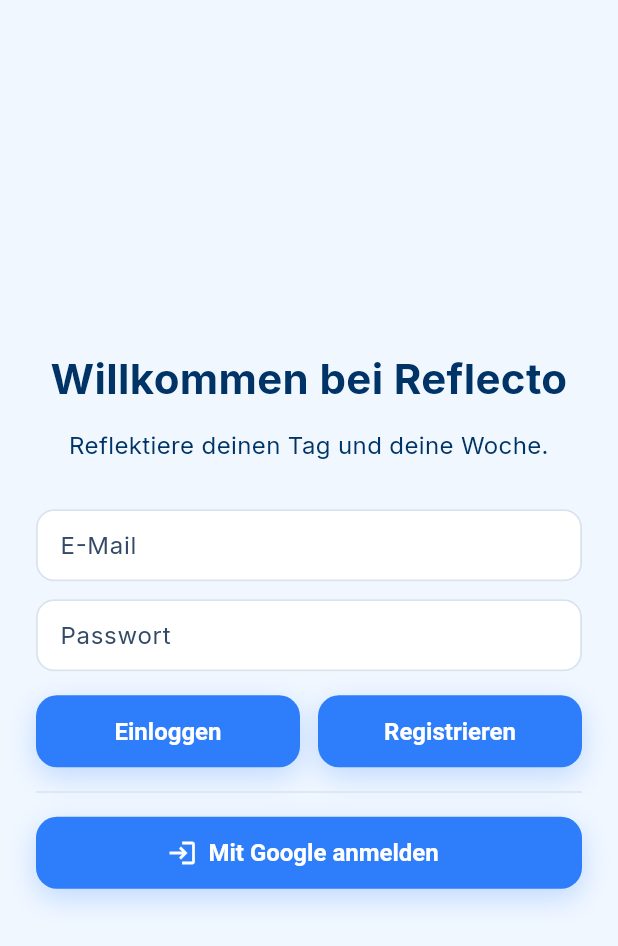
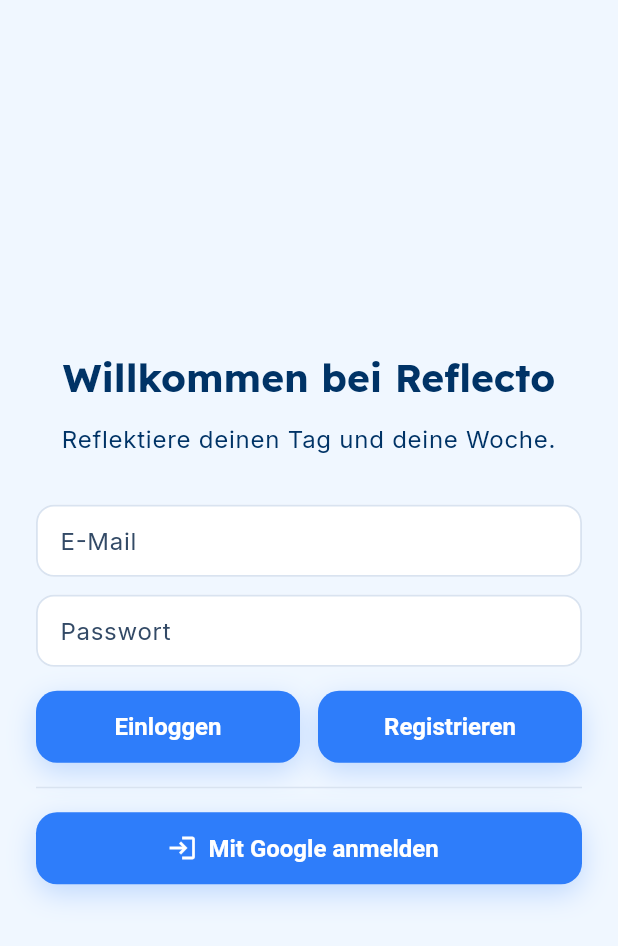
Before and after one commit to AlexBuchnerTeacher/reflecto, a Flutter app: the screen it shows after launch, on a phone screen of 412 x 824 dp. Shown: the top 946 px of the screen. Run offline on Flutter 3.47's test engine with Material 3 defaults, Android fonts, the phone set to English and light mode, and no system bars; our stand-ins replace cloud_firestore, firebase_auth, firebase_core, flutter_riverpod, google_fonts, package_info_plus and 1 more; accounts and stored records are empty; statements that could not run were skipped.

Commit message:
feat: UI-Tokens flächendeckend (#53 followup)
Alle verbleibenden Screens/Widgets auf ReflectoSpacing und Theme-TextStyles umgestellt:

Screens:
- AuthScreen: Spacing (12/16/24) + headlineMedium/bodyLarge
- HomeScreen: Status-Chip mit labelSmall

Week-Widgets:
- week_stats_card: s8 statt 6/8
- week_navigation_bar: s12 für Abstände
- week_export_card: s8/s12

Day-Widgets:
- emoji_bar: titleSmall + s8
- labeled_field: titleSmall + s8
- day_streak_widget: titleMedium
- day_shell: s8/s24
- evening_section: s8

Validierung:
- flutter analyze: OK
- Konsistente Tokens (4/8/12/16/24) und Theme-Styles über gesamte App

Kommentare: Deutsche Bezeichnungen durchgängig beibehalten.

```diff
--- a/lib/features/day/sections/evening_section.dart
+++ b/lib/features/day/sections/evening_section.dart
@@ -3,6 +3,7 @@ import 'package:flutter/material.dart';
 import '../widgets/emoji_bar.dart';
 import '../widgets/labeled_field.dart';
 import '../../../widgets/reflecto_card.dart';
+import '../../../theme/tokens.dart';
 
 class EveningSection extends StatelessWidget {
   final bool expanded;
@@ -105,7 +106,7 @@ class EveningSection extends StatelessWidget {
                   ),
                 ),
               ),
-              const SizedBox(width: 8),
+              const SizedBox(width: ReflectoSpacing.s8),
               Flexible(
                 child: FittedBox(
                   fit: BoxFit.scaleDown,
--- a/lib/features/day/widgets/day_streak_widget.dart
+++ b/lib/features/day/widgets/day_streak_widget.dart
@@ -25,7 +25,7 @@ class DayStreakWidget extends StatelessWidget {
       child: Center(
         child: Text(
           '🔥 Streak: $current Tage in Folge$suffix',
-          style: const TextStyle(fontWeight: FontWeight.w700),
+          style: Theme.of(context).textTheme.titleMedium,
         ),
       ),
     );
--- a/lib/features/day/widgets/emoji_bar.dart
+++ b/lib/features/day/widgets/emoji_bar.dart
@@ -1,4 +1,5 @@
 import 'package:flutter/material.dart';
+import '../../../theme/tokens.dart';
 
 class EmojiBar extends StatelessWidget {
   final String label;
@@ -24,8 +25,8 @@ class EmojiBar extends StatelessWidget {
     return Column(
       crossAxisAlignment: CrossAxisAlignment.start,
       children: [
-        Text(label, style: const TextStyle(fontWeight: FontWeight.w600)),
-        const SizedBox(height: 8),
+        Text(label, style: Theme.of(context).textTheme.titleSmall),
+        const SizedBox(height: ReflectoSpacing.s8),
         Wrap(
           spacing: 12,
           runSpacing: 8,
--- a/lib/features/day/widgets/labeled_field.dart
+++ b/lib/features/day/widgets/labeled_field.dart
@@ -1,4 +1,5 @@
 import 'package:flutter/material.dart';
+import '../../../theme/tokens.dart';
 
 class LabeledField extends StatelessWidget {
   final String label;
@@ -23,8 +24,8 @@ class LabeledField extends StatelessWidget {
     return Column(
       crossAxisAlignment: CrossAxisAlignment.start,
       children: [
-        Text(label, style: const TextStyle(fontWeight: FontWeight.w600)),
-        const SizedBox(height: 6),
+        Text(label, style: Theme.of(context).textTheme.titleSmall),
+        const SizedBox(height: ReflectoSpacing.s8),
         TextField(
           controller: controller,
           focusNode: focusNode,
--- a/lib/features/week/widgets/week_export_card.dart
+++ b/lib/features/week/widgets/week_export_card.dart
@@ -5,6 +5,7 @@ import 'package:flutter/services.dart';
 import '../../../widgets/reflecto_card.dart';
 import '../../../widgets/reflecto_button.dart';
 import '../../../services/export_import_service.dart';
+import '../../../theme/tokens.dart';
 
 /// Export-Card: Buttons für JSON- und Markdown-Export in Zwischenablage.
 class WeekExportCard extends StatelessWidget {
@@ -22,7 +23,7 @@ class WeekExportCard extends StatelessWidget {
         crossAxisAlignment: CrossAxisAlignment.start,
         children: [
           Text('Export', style: Theme.of(context).textTheme.titleMedium),
-          const SizedBox(height: 8),
+          const SizedBox(height: ReflectoSpacing.s8),
           Row(
             children: [
               Expanded(
@@ -40,7 +41,7 @@ class WeekExportCard extends StatelessWidget {
                   },
                 ),
               ),
-              const SizedBox(width: 12),
+              const SizedBox(width: ReflectoSpacing.s12),
               Expanded(
                 child: ReflectoButton(
                   text: 'Markdown kopieren',
--- a/lib/features/week/widgets/week_navigation_bar.dart
+++ b/lib/features/week/widgets/week_navigation_bar.dart
@@ -1,4 +1,5 @@
 import 'package:flutter/material.dart';
+import '../../../theme/tokens.dart';
 
 /// Navigations-Header für die Wochenansicht.
 ///
@@ -46,7 +47,7 @@ class WeekNavigationBar extends StatelessWidget {
             ),
           ],
         ),
-        const SizedBox(height: 12),
+        const SizedBox(height: ReflectoSpacing.s12),
         Row(
           mainAxisAlignment: MainAxisAlignment.center,
           children: [
@@ -56,7 +57,7 @@ class WeekNavigationBar extends StatelessWidget {
                 color: Theme.of(context).colorScheme.secondary,
               ),
             ),
-            const SizedBox(width: 12),
+            const SizedBox(width: ReflectoSpacing.s12),
             TextButton(onPressed: onToday, child: const Text('Heute')),
             IconButton(
               tooltip: 'Woche wählen',
--- a/lib/screens/auth_screen.dart
+++ b/lib/screens/auth_screen.dart
@@ -2,6 +2,7 @@ import 'package:flutter/material.dart';
 import 'package:firebase_auth/firebase_auth.dart';
 import '../widgets/reflecto_button.dart';
 import '../services/auth_service.dart';
+import '../theme/tokens.dart';
 
 class AuthScreen extends StatefulWidget {
   static const routeName = '/auth';
@@ -45,29 +46,30 @@ class _AuthScreenState extends State<AuthScreen> {
 
   @override
   Widget build(BuildContext context) {
-    final maxWidth = 820.0;
     return Scaffold(
       body: SafeArea(
         child: Center(
           child: ConstrainedBox(
-            constraints: BoxConstraints(maxWidth: maxWidth),
+            constraints: const BoxConstraints(
+              maxWidth: ReflectoBreakpoints.contentMax,
+            ),
             child: Padding(
-              padding: const EdgeInsets.all(24),
+              padding: const EdgeInsets.all(ReflectoSpacing.s24),
               child: Column(
                 mainAxisAlignment: MainAxisAlignment.center,
                 crossAxisAlignment: CrossAxisAlignment.stretch,
                 mainAxisSize: MainAxisSize.min,
                 children: [
-                  const Text(
+                  Text(
                     'Willkommen bei Reflecto',
                     textAlign: TextAlign.center,
-                    style: TextStyle(fontSize: 28, fontWeight: FontWeight.w700),
+                    style: Theme.of(context).textTheme.headlineMedium,
                   ),
-                  const SizedBox(height: 12),
-                  const Text(
+                  const SizedBox(height: ReflectoSpacing.s12),
+                  Text(
                     'Reflektiere deinen Tag und deine Woche.',
                     textAlign: TextAlign.center,
-                    style: TextStyle(fontSize: 16, height: 1.4),
+                    style: Theme.of(context).textTheme.bodyLarge,
                   ),
                   const SizedBox(height: 32),
 
@@ -82,7 +84,7 @@ class _AuthScreenState extends State<AuthScreen> {
                       ),
                     ),
                   ),
-                  const SizedBox(height: 12),
+                  const SizedBox(height: ReflectoSpacing.s12),
 
                   // Password
                   TextField(
@@ -95,7 +97,7 @@ class _AuthScreenState extends State<AuthScreen> {
                       ),
                     ),
                   ),
-                  const SizedBox(height: 16),
+                  const SizedBox(height: ReflectoSpacing.s16),
 
                   // Email actions
                   Row(
@@ -113,7 +115,7 @@ class _AuthScreenState extends State<AuthScreen> {
                                 ),
                         ),
                       ),
-                      const SizedBox(width: 12),
+                      const SizedBox(width: ReflectoSpacing.s12),
                       Expanded(
                         child: ReflectoButton(
                           text: 'Registrieren',
@@ -130,9 +132,9 @@ class _AuthScreenState extends State<AuthScreen> {
                     ],
                   ),
 
-                  const SizedBox(height: 16),
+                  const SizedBox(height: ReflectoSpacing.s16),
                   const Divider(height: 1),
-                  const SizedBox(height: 16),
+                  const SizedBox(height: ReflectoSpacing.s16),
 
                   // Google
                   ReflectoButton(
@@ -144,7 +146,7 @@ class _AuthScreenState extends State<AuthScreen> {
                   ),
 
                   if (_loading) ...[
-                    const SizedBox(height: 20),
+                    const SizedBox(height: ReflectoSpacing.s24),
                     const Center(child: CircularProgressIndicator()),
                   ],
                 ],
```
Also changed, not shown: lib/features/day/ui/day_shell.dart (+3 -4 lines), lib/features/week/widgets/week_stats_card.dart (+4 -3 lines), lib/screens/home_screen.dart (+3 -5 lines).
